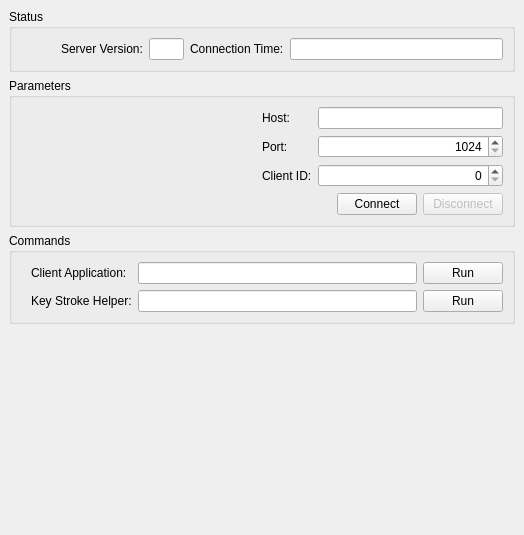
Before: the Qt Designer form profit/widgets/ui_connectionwidget.ui in hpsilva/profitpy, drawn with Qt 5.
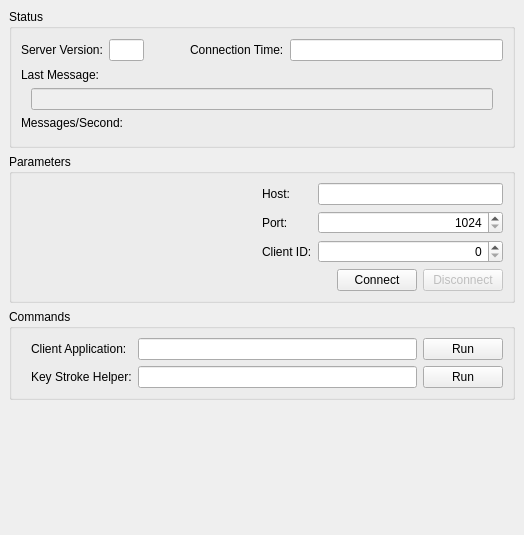
After: the same form once the commit is applied. Icons and pictures are not drawn. Custom widgets are drawn as their Qt base class.

Commit message: Added last message field and message rate thermometer to connection display.

```diff
--- a/profit/widgets/ui_connectionwidget.ui
+++ b/profit/widgets/ui_connectionwidget.ui
@@ -24,7 +24,7 @@
      <property name="title" >
       <string>Status</string>
      </property>
-     <layout class="QHBoxLayout" >
+     <layout class="QVBoxLayout" >
       <property name="margin" >
        <number>9</number>
       </property>
@@ -32,21 +32,13 @@
        <number>6</number>
       </property>
       <item>
-       <spacer>
-        <property name="orientation" >
-         <enum>Qt::Horizontal</enum>
+       <layout class="QHBoxLayout" >
+        <property name="margin" >
+         <number>0</number>
         </property>
-        <property name="sizeType" >
-         <enum>QSizePolicy::Minimum</enum>
+        <property name="spacing" >
+         <number>6</number>
         </property>
-        <property name="sizeHint" >
-         <size>
-          <width>40</width>
-          <height>20</height>
-         </size>
-        </property>
-       </spacer>
-      </item>
       <item>
        <widget class="QLabel" name="label" >
         <property name="text" >
@@ -72,6 +64,22 @@
         </property>
        </widget>
       </item>
+        <item>
+         <spacer>
+          <property name="orientation" >
+           <enum>Qt::Horizontal</enum>
+          </property>
+          <property name="sizeType" >
+           <enum>QSizePolicy::Minimum</enum>
+          </property>
+          <property name="sizeHint" >
+           <size>
+            <width>40</width>
+            <height>24</height>
+           </size>
+          </property>
+         </spacer>
+        </item>
       <item>
        <widget class="QLabel" name="label" >
         <property name="text" >
@@ -101,6 +109,132 @@
        </widget>
       </item>
      </layout>
+      </item>
+      <item>
+       <layout class="QGridLayout" >
+        <property name="margin" >
+         <number>0</number>
+        </property>
+        <property name="spacing" >
+         <number>6</number>
+        </property>
+        <item row="1" column="2" >
+         <spacer>
+          <property name="orientation" >
+           <enum>Qt::Horizontal</enum>
+          </property>
+          <property name="sizeType" >
+           <enum>QSizePolicy::Fixed</enum>
+          </property>
+          <property name="sizeHint" >
+           <size>
+            <width>4</width>
+            <height>20</height>
+           </size>
+          </property>
+         </spacer>
+        </item>
+        <item row="1" column="1" >
+         <widget class="QLineEdit" name="lastMessageEdit" >
+          <property name="enabled" >
+           <bool>false</bool>
+          </property>
+          <property name="focusPolicy" >
+           <enum>Qt::NoFocus</enum>
+          </property>
+          <property name="readOnly" >
+           <bool>true</bool>
+          </property>
+         </widget>
+        </item>
+        <item row="0" column="0" colspan="3" >
+         <widget class="QLabel" name="label" >
+          <property name="text" >
+           <string>Last Message:</string>
+          </property>
+         </widget>
+        </item>
+        <item row="1" column="0" >
+         <spacer>
+          <property name="orientation" >
+           <enum>Qt::Horizontal</enum>
+          </property>
+          <property name="sizeType" >
+           <enum>QSizePolicy::Fixed</enum>
+          </property>
+          <property name="sizeHint" >
+           <size>
+            <width>4</width>
+            <height>20</height>
+           </size>
+          </property>
+         </spacer>
+        </item>
+       </layout>
+      </item>
+      <item>
+       <layout class="QVBoxLayout" >
+        <property name="margin" >
+         <number>0</number>
+        </property>
+        <property name="spacing" >
+         <number>6</number>
+        </property>
+        <item>
+         <widget class="QLabel" name="label" >
+          <property name="text" >
+           <string>Messages/Second:</string>
+          </property>
+          <property name="alignment" >
+           <set>Qt::AlignLeading|Qt::AlignLeft|Qt::AlignTop</set>
+          </property>
+         </widget>
+        </item>
+        <item>
+         <widget class="QwtThermo" name="rateThermo" >
+          <property name="alarmColor" >
+           <color>
+            <red>255</red>
+            <green>0</green>
+            <blue>0</blue>
+           </color>
+          </property>
+          <property name="alarmEnabled" >
+           <bool>true</bool>
+          </property>
+          <property name="alarmLevel" >
+           <double>100.000000000000000</double>
+          </property>
+          <property name="scalePosition" >
+           <enum>QwtThermo::BottomScale</enum>
+          </property>
+          <property name="borderWidth" >
+           <number>1</number>
+          </property>
+          <property name="fillColor" >
+           <color>
+            <red>0</red>
+            <green>255</green>
+            <blue>0</blue>
+           </color>
+          </property>
+          <property name="maxValue" >
+           <double>150.000000000000000</double>
+          </property>
+          <property name="minValue" >
+           <double>0.000000000000000</double>
+          </property>
+          <property name="pipeWidth" >
+           <number>12</number>
+          </property>
+          <property name="value" >
+           <double>130.000000000000000</double>
+          </property>
+         </widget>
+        </item>
+       </layout>
+      </item>
+     </layout>
     </widget>
    </item>
    <item>
@@ -378,13 +512,20 @@
      <property name="sizeHint" >
       <size>
        <width>506</width>
-       <height>211</height>
+       <height>71</height>
       </size>
      </property>
     </spacer>
    </item>
   </layout>
  </widget>
+ <customwidgets>
+  <customwidget>
+   <class>QwtThermo</class>
+   <extends>QWidget</extends>
+   <header>qwt_thermo.h</header>
+  </customwidget>
+ </customwidgets>
  <resources>
   <include location="profit.qrc" />
  </resources>
```
Lines whose indentation alone changed are shown as unchanged. The commit also changes 3 other files.
